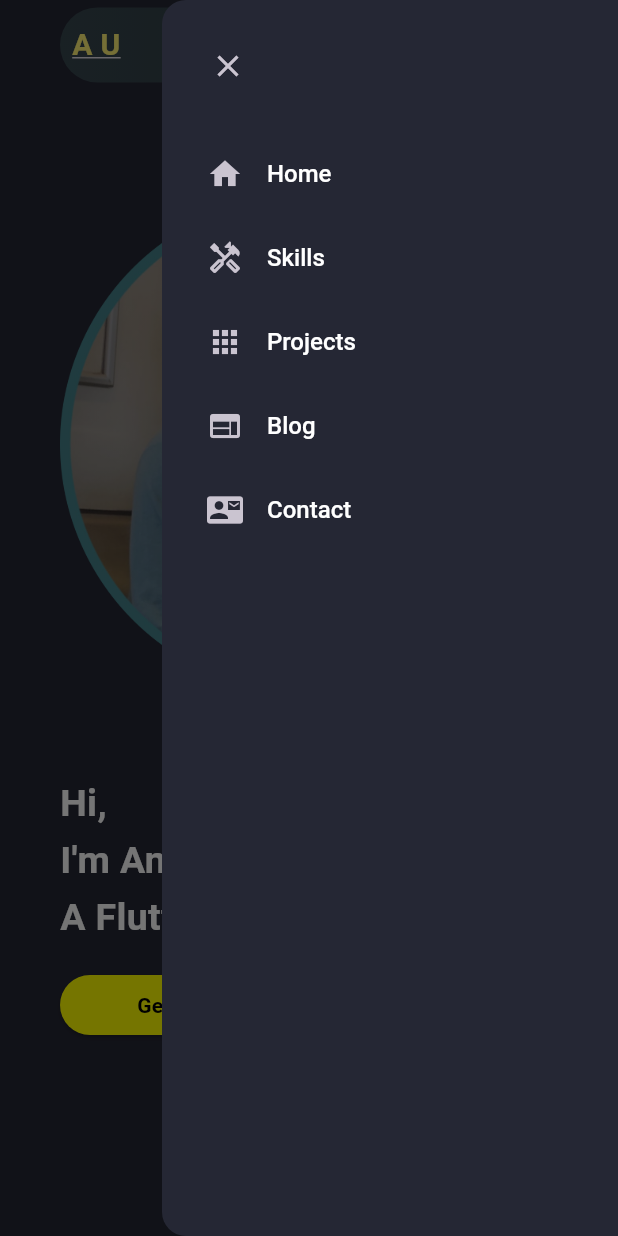
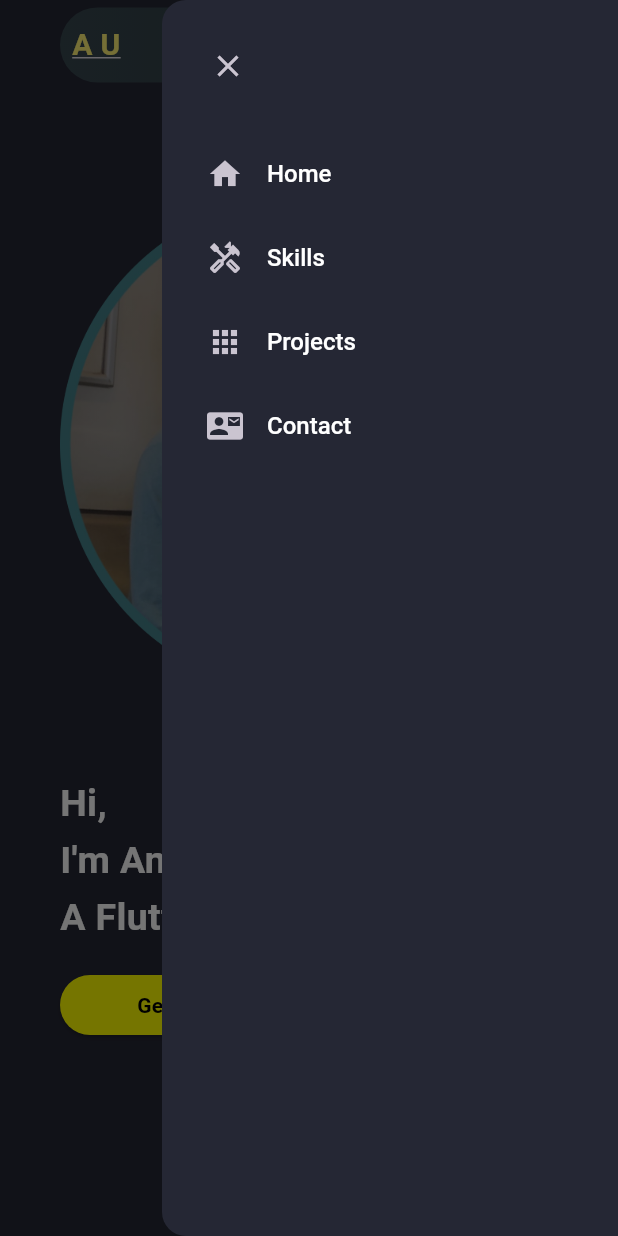
Before and after one commit to Uanuragdhyay/Portfolio, a Flutter app: the screen it shows after launch, after a tap on the "menu" icon, on a phone screen of 412 x 824 dp. Run offline on Flutter 3.47's test engine with Material 3 defaults, Android fonts, the phone set to English and light mode, and no system bars; missing offline and left inert: dart:js.

Commit message:
added commit

```diff
--- a/lib/constants/nav_items.dart
+++ b/lib/constants/nav_items.dart
@@ -4,13 +4,12 @@ List<String>navTitles = [
   "Home",
   "Skills",
   "Projects",
-  "Blog",
-  "Contact"
+  "Contact",
 ];
 List<IconData>navIcons=[
   Icons.home,
   Icons.handyman_outlined,
   Icons.apps,
-  Icons.web,
-  Icons.quick_contacts_mail
+  Icons.quick_contacts_mail,
+
 ];
--- a/lib/pages/home_page.dart
+++ b/lib/pages/home_page.dart
@@ -7,6 +7,7 @@ import 'package:portfolio/styles/styles.dart';
 import 'package:portfolio/utils/projectUtils.dart';
 import 'package:portfolio/widgets/MainDesktop.dart';
 import 'package:portfolio/widgets/customTextField.dart';
+import 'package:portfolio/widgets/footer.dart';
 import 'package:portfolio/widgets/header_desktop.dart';
 import 'package:portfolio/widgets/header_mobile.dart';
 import 'package:portfolio/widgets/main_mobile.dart';
@@ -28,6 +29,8 @@ class HomePage extends StatefulWidget {
 
 class _HomePageState extends State<HomePage> {
   final scaffoldKey = GlobalKey<ScaffoldState>();
+  final scrollController = ScrollController();
+  final List<GlobalKey> navbarKeys = List.generate(4, (index) => GlobalKey());
 
   @override
   Widget build(BuildContext context) {
@@ -41,13 +44,27 @@ class _HomePageState extends State<HomePage> {
         backgroundColor: CustomColor.scaffoldBg,
         endDrawer: constraints.maxWidth >= kMinDesktopWidth
             ? null
-            : const DrawerMobile(),
-        body: ListView(
+            : DrawerMobile(
+                onNavItemTap: (int navIndex) {
+                  scaffoldKey.currentState?.closeEndDrawer();
+                  scrollToSection(navIndex);
+                },
+              ),
+        body: SingleChildScrollView(
+          controller: scrollController,
           scrollDirection: Axis.vertical,
+          child: Column(
             children: [
+              SizedBox(
+                key: navbarKeys.first,
+              ),
               //main
               if (constraints.maxWidth >= kMinDesktopWidth)
-              const HeaderDesktop()
+                HeaderDesktop(
+                  onNavMenuTap: (int navIndex) {
+                    scrollToSection(navIndex);
+                  },
+                )
               else
                 HeaderMobile(
                   onLogoTap: () {},
@@ -62,6 +79,7 @@ class _HomePageState extends State<HomePage> {
 
               //skills
               Container(
+                key: navbarKeys[1],
                 width: screenWidth,
                 padding: const EdgeInsets.fromLTRB(25, 20, 25, 60),
                 color: Colors.black45,
@@ -91,19 +109,35 @@ class _HomePageState extends State<HomePage> {
               ),
 
               //PROJECTS`
-            const ProjectSection(),
+              ProjectSection(
+                key: navbarKeys[2],
+              ),
+              const SizedBox(
+                height: 30,
+              ),
 
               //CONTACT
-            Contacts(),
+              Contacts(key: navbarKeys[3]),
+              const SizedBox(
+                height: 30,
+              ),
 
               //FOOTER
-            Container(
-              height: 500,
-              width: double.maxFinite,
+              const Footer(),
+            ],
           ),
-          ],
         ),
       );
     });
   }
+
+  void scrollToSection(int navIndex) {
+    if (navIndex == 4) {
+      return;
     }
+
+    final key = navbarKeys[navIndex];
+    Scrollable.ensureVisible(key.currentContext!,
+        duration: const Duration(milliseconds: 500), curve: Curves.easeInOut);
+  }
+}
--- a/lib/widgets/drawer_mobile.dart
+++ b/lib/widgets/drawer_mobile.dart
@@ -4,8 +4,8 @@ import '../constants/colors.dart';
 import '../constants/nav_items.dart';
 
 class DrawerMobile extends StatelessWidget {
-  const DrawerMobile({super.key});
-
+  const DrawerMobile({super.key, required this.onNavItemTap});
+  final Function(int) onNavItemTap;
   @override
   Widget build(BuildContext context) {
     return Drawer(
@@ -31,7 +31,9 @@ class DrawerMobile extends StatelessWidget {
                   color: Colors.white,
                   fontWeight: FontWeight.w500,
                   fontSize: 16),
-              onTap: () {},
+              onTap: () {
+                onNavItemTap(i);
+              },
               leading: Icon(navIcons[i]),
               title: Text(navTitles[i]),
             ),
--- /dev/null
+++ b/lib/widgets/footer.dart
@@ -0,0 +1,19 @@
+import 'package:flutter/material.dart';
+class Footer extends StatelessWidget {
+  const Footer({super.key});
+
+  @override
+  Widget build(BuildContext context) {
+    return  Container(
+      padding: EdgeInsets.symmetric(vertical: 20),
+      width: double.maxFinite,
+      alignment: Alignment.center,
+      child: Text(
+        "Made by Anurag Upadhyay with Flutter 3.10",
+        style:TextStyle(
+          fontWeight:FontWeight.w400,
+        ) ,
+      ),
+    );
+  }
+}
```
Also changed, not shown: lib/widgets/header_desktop.dart (+5 -3 lines). Lines whose indentation alone changed are shown as unchanged.
